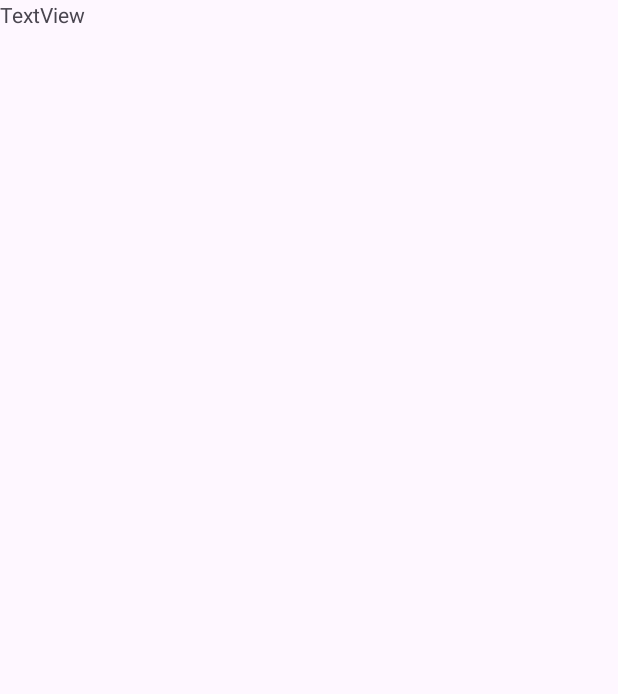
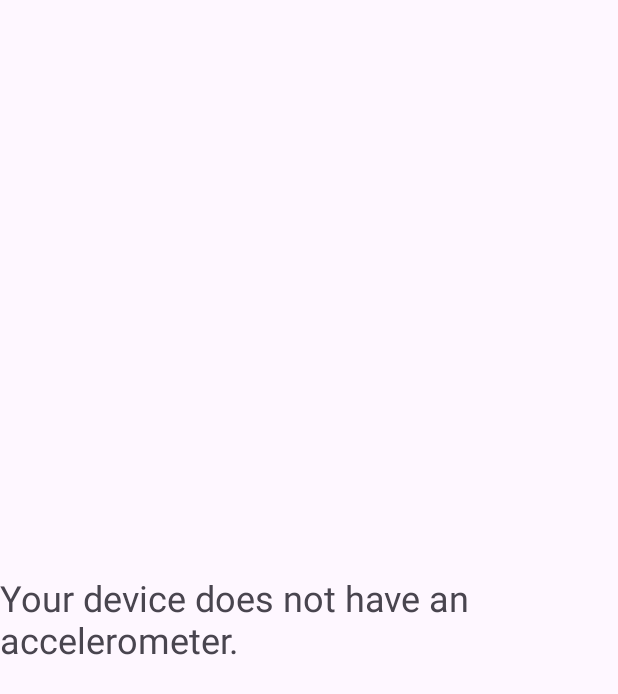
Before and after one commit to ivemobileapp6/MobileApp, an Android app: the Act2 screen opened directly, with no data from a screen before it, on a phone screen of 412 x 824 dp. Before the commit the part shown is almost empty. Shown: the top 694 px of the screen. Run offline under Robolectric (Android 15) with nearby library versions, the phone set to English and light mode, and no system bars.

Commit message:
Second Commit + Accelermator

```diff
--- a/app/src/main/AndroidManifest.xml
+++ b/app/src/main/AndroidManifest.xml
@@ -2,7 +2,7 @@
 <manifest xmlns:android="http://schemas.android.com/apk/res/android"
     xmlns:tools="http://schemas.android.com/tools">
     <uses-permission android:name="android.permission.INTERNET" />
-
+    <uses-feature android:name="android.hardware.sensor.accelerometer" android:required="true" />
     <application
         android:allowBackup="true"
         android:dataExtractionRules="@xml/data_extraction_rules"
--- a/app/src/main/java/com/example/mobileapp/Act2.java
+++ b/app/src/main/java/com/example/mobileapp/Act2.java
@@ -3,12 +3,63 @@ package com.example.mobileapp;
 import android.os.Bundle;
 
 import androidx.appcompat.app.AppCompatActivity;
+import androidx.appcompat.app.AppCompatActivity;
+import android.hardware.Sensor;
+import android.hardware.SensorEvent;
+import android.hardware.SensorEventListener;
+import android.hardware.SensorManager;
+import android.os.Bundle;
+import android.widget.TextView;
 
-public class Act2 extends AppCompatActivity {
+public class Act2 extends AppCompatActivity implements SensorEventListener {
+    private SensorManager sensorManager;
+    private Sensor accelerometer;
+    private TextView messageTextView;
 
     @Override
     protected void onCreate(Bundle savedInstanceState) {
         super.onCreate(savedInstanceState);
         setContentView(R.layout.activity_act2);
+
+        messageTextView = findViewById(R.id.messageTextView);
+
+        sensorManager = (SensorManager) getSystemService(SENSOR_SERVICE);
+        accelerometer = sensorManager.getDefaultSensor(Sensor.TYPE_ACCELEROMETER);
+
+        if (accelerometer == null) {
+            messageTextView.setText("Your device does not have an accelerometer.");
+        }
+    }
+
+    @Override
+    protected void onResume() {
+        super.onResume();
+        if (accelerometer != null) {
+            sensorManager.registerListener(this, accelerometer, SensorManager.SENSOR_DELAY_NORMAL);
+        }
+    }
+
+    @Override
+    protected void onPause() {
+        super.onPause();
+        if (accelerometer != null) {
+            sensorManager.unregisterListener(this);
+        }
+    }
+
+    @Override
+    public void onSensorChanged(SensorEvent event) {
+        if (event.sensor.getType() == Sensor.TYPE_ACCELEROMETER) {
+            float x = event.values[0];
+            float y = event.values[1];
+            float z = event.values[2];
+
+            messageTextView.setText(String.format("X: %.2f, Y: %.2f, Z: %.2f", x, y, z));
+        }
+    }
+
+    @Override
+    public void onAccuracyChanged(Sensor sensor, int accuracy) {
+        // Do nothing
     }
 }
--- a/app/src/main/java/com/example/mobileapp/MainActivity.java
+++ b/app/src/main/java/com/example/mobileapp/MainActivity.java
@@ -8,6 +8,7 @@ import androidx.drawerlayout.widget.DrawerLayout;
 
 import android.content.Intent;
 import android.os.Bundle;
+import android.util.Log;
 import android.view.MenuItem;
 import android.view.View;
 import android.widget.Button;
@@ -24,6 +25,7 @@ public class MainActivity extends AppCompatActivity implements NavigationView.On
     protected void onCreate(Bundle savedInstanceState) {
         super.onCreate(savedInstanceState);
         setContentView(R.layout.activity_main);
+        Log.d("Act2", "onCreate: layout inflated");
 
         mAuth = FirebaseAuth.getInstance();
 
--- a/app/src/main/res/layout/activity_act2.xml
+++ b/app/src/main/res/layout/activity_act2.xml
@@ -1,14 +1,20 @@
 <?xml version="1.0" encoding="utf-8"?>
 <androidx.constraintlayout.widget.ConstraintLayout xmlns:android="http://schemas.android.com/apk/res/android"
+    xmlns:app="http://schemas.android.com/apk/res-auto"
     xmlns:tools="http://schemas.android.com/tools"
     android:layout_width="match_parent"
-    android:layout_height="match_parent">
+    android:layout_height="match_parent"
+    tools:context=".MainActivity">
 
     <TextView
-        android:id="@+id/textView2"
+        android:id="@+id/messageTextView"
         android:layout_width="wrap_content"
         android:layout_height="wrap_content"
-        android:text="TextView"
-        tools:layout_editor_absoluteX="187dp"
-        tools:layout_editor_absoluteY="329dp" />
+        android:text="X: 0.00, Y: 0.00, Z: 0.00"
+        android:textSize="24sp"
+        app:layout_constraintBottom_toBottomOf="parent"
+        app:layout_constraintEnd_toEndOf="parent"
+        app:layout_constraintStart_toStartOf="parent"
+        app:layout_constraintTop_toTopOf="parent" />
+
 </androidx.constraintlayout.widget.ConstraintLayout>
```
